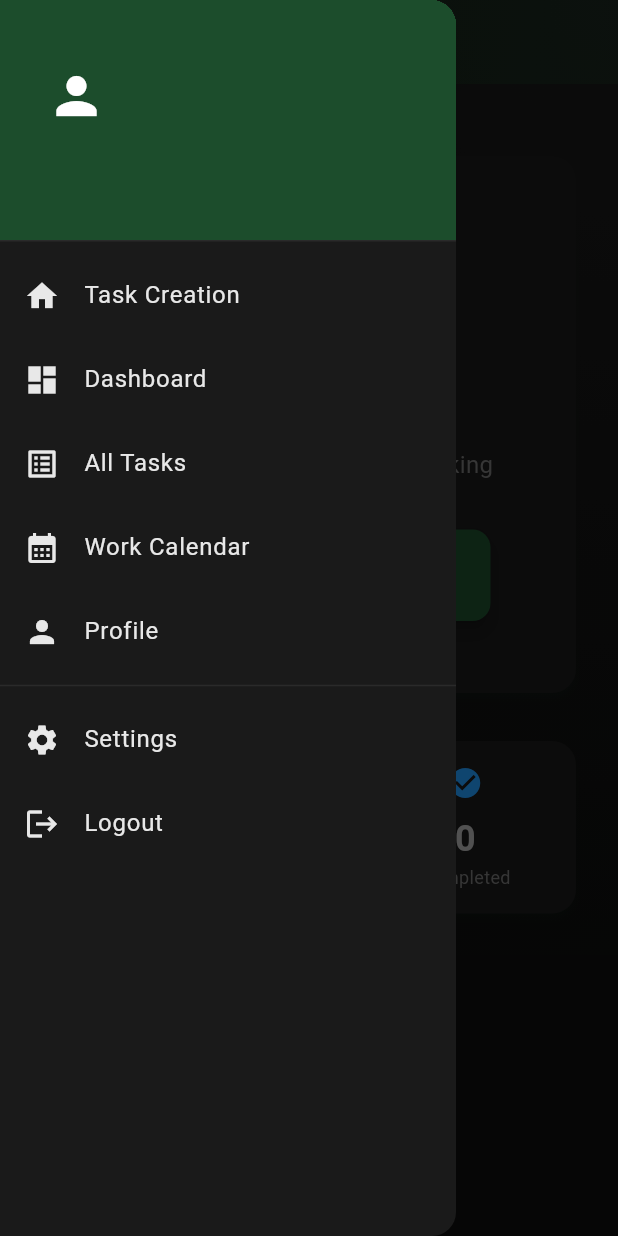
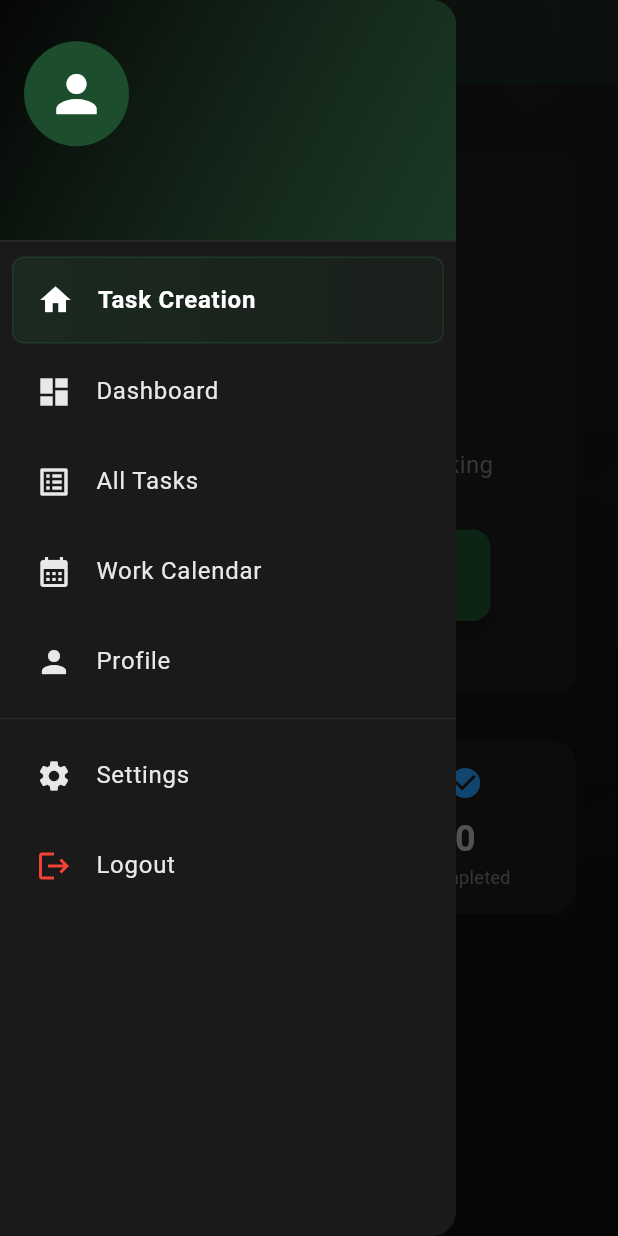
Before and after one commit to asifmehsood/Employee-Productivity-Tracker-Desktop-App, a Flutter app: the HomeScreen screen opened directly, with the side drawer open, on a phone screen of 412 x 824 dp. Run offline on Flutter 3.47's test engine with Material 3 defaults, Android fonts, the phone set to English and light mode, and no system bars; our stand-ins replace shared_preferences, sqflite_common_ffi; missing offline and left inert: screen_capturer, tray_manager, window_manager; accounts and stored records are empty.

Commit message:
Enhanced the UI of the side menu and made it attractive

```diff
--- a/lib/screens/calendar_screen.dart
+++ b/lib/screens/calendar_screen.dart
@@ -6,16 +6,22 @@ import 'package:flutter/material.dart';
 import 'package:provider/provider.dart';
 import '../providers/task_provider.dart';
 import 'package:intl/intl.dart';
+import 'common/app_drawer.dart';
 
-class CalendarScreen extends Scaffold {
-  CalendarScreen({super.key})
-      : super(
+class CalendarScreen extends StatelessWidget {
+  const CalendarScreen({super.key});
+
+  @override
+  Widget build(BuildContext context) {
+    return Scaffold(
+      drawer: const AppDrawer(currentPage: DrawerPage.workCalendar),
       appBar: AppBar(
         title: const Text('Work Calendar'),
         elevation: 2,
       ),
       body: const CalendarView(),
     );
+  }
 }
 
 class CalendarView extends StatefulWidget {
--- /dev/null
+++ b/lib/screens/common/app_drawer.dart
@@ -0,0 +1,257 @@
+/// App Drawer
+/// Reusable navigation drawer with current page highlighting
+library;
+
+import 'package:flutter/material.dart';
+import 'package:provider/provider.dart';
+import '../../providers/auth_provider.dart';
+import '../dashboard_screen.dart';
+import '../task_list_screen.dart';
+import '../calendar_screen.dart';
+import '../profile_screen.dart';
+import '../settings_screen.dart';
+import '../sign_in_screen.dart';
+
+enum DrawerPage {
+  taskCreation,
+  dashboard,
+  allTasks,
+  workCalendar,
+  profile,
+  settings,
+}
+
+class AppDrawer extends StatelessWidget {
+  final DrawerPage currentPage;
+
+  const AppDrawer({super.key, required this.currentPage});
+
+  @override
+  Widget build(BuildContext context) {
+    final greenColor = const Color(0xFF1c4d2c);
+
+    return Drawer(
+      child: Consumer<AuthProvider>(
+        builder: (context, authProvider, _) {
+          return ListView(
+            padding: EdgeInsets.zero,
+            children: [
+              DrawerHeader(
+                decoration: BoxDecoration(
+                  gradient: LinearGradient(
+                    colors: [
+                      Colors.black.withOpacity(0.8),
+                      greenColor.withOpacity(0.6),
+                    ],
+                    begin: Alignment.topLeft,
+                    end: Alignment.bottomRight,
+                  ),
+                ),
+                child: Column(
+                  crossAxisAlignment: CrossAxisAlignment.start,
+                  mainAxisAlignment: MainAxisAlignment.center,
+                  children: [
+                    CircleAvatar(
+                      radius: 35,
+                      backgroundColor: greenColor,
+                      child: const Icon(
+                        Icons.person,
+                        size: 40,
+                        color: Colors.white,
+                      ),
+                    ),
+                    const SizedBox(height: 12),
+                    Text(
+                      authProvider.employeeName,
+                      style: const TextStyle(
+                        fontSize: 20,
+                        fontWeight: FontWeight.bold,
+                        color: Colors.white,
+                      ),
+                    ),
+                  ],
+                ),
+              ),
+              _buildDrawerItem(
+                context: context,
+                icon: Icons.home,
+                title: 'Task Creation',
+                isSelected: currentPage == DrawerPage.taskCreation,
+                onTap: () {
+                  Navigator.pop(context);
+                  if (currentPage != DrawerPage.taskCreation) {
+                    Navigator.popUntil(context, (route) => route.isFirst);
+                  }
+                },
+                greenColor: greenColor,
+              ),
+              _buildDrawerItem(
+                context: context,
+                icon: Icons.dashboard,
+                title: 'Dashboard',
+                isSelected: currentPage == DrawerPage.dashboard,
+                onTap: () {
+                  Navigator.pop(context);
+                  if (currentPage != DrawerPage.dashboard) {
+                    Navigator.push(
+                      context,
+                      MaterialPageRoute(builder: (_) => const DashboardScreen()),
+                    );
+                  }
+                },
+                greenColor: greenColor,
+              ),
+              _buildDrawerItem(
+                context: context,
+                icon: Icons.list_alt,
+                title: 'All Tasks',
+                isSelected: currentPage == DrawerPage.allTasks,
+                onTap: () {
+                  Navigator.pop(context);
+                  if (currentPage != DrawerPage.allTasks) {
+                    Navigator.push(
+                      context,
+                      MaterialPageRoute(builder: (_) => const TaskListScreen()),
+                    );
+                  }
+                },
+                greenColor: greenColor,
+              ),
+              _buildDrawerItem(
+                context: context,
+                icon: Icons.calendar_month,
+                title: 'Work Calendar',
+                isSelected: currentPage == DrawerPage.workCalendar,
+                onTap: () {
+                  Navigator.pop(context);
+                  if (currentPage != DrawerPage.workCalendar) {
+                    Navigator.push(
+                      context,
+                      MaterialPageRoute(builder: (_) => const CalendarScreen()),
+                    );
+                  }
+                },
+                greenColor: greenColor,
+              ),
+              _buildDrawerItem(
+                context: context,
+                icon: Icons.person,
+                title: 'Profile',
+                isSelected: currentPage == DrawerPage.profile,
+                onTap: () {
+                  Navigator.pop(context);
+                  if (currentPage != DrawerPage.profile) {
+                    Navigator.push(
+                      context,
+                      MaterialPageRoute(builder: (_) => const ProfileScreen()),
+                    );
+                  }
+                },
+                greenColor: greenColor,
+              ),
+              const Divider(),
+              _buildDrawerItem(
+                context: context,
+                icon: Icons.settings,
+                title: 'Settings',
+                isSelected: currentPage == DrawerPage.settings,
+                onTap: () {
+                  Navigator.pop(context);
+                  if (currentPage != DrawerPage.settings) {
+                    Navigator.push(
+                      context,
+                      MaterialPageRoute(builder: (_) => const SettingsScreen()),
+                    );
+                  }
+                },
+                greenColor: greenColor,
+              ),
+              Container(
+                margin: const EdgeInsets.symmetric(horizontal: 8, vertical: 2),
+                child: ListTile(
+                  leading: const Icon(Icons.logout, color: Colors.red),
+                  title: const Text('Logout'),
+                  onTap: () async {
+                  final confirmed = await showDialog<bool>(
+                    context: context,
+                    builder: (context) => AlertDialog(
+                      title: const Text('Logout'),
+                      content: const Text('Are you sure you want to logout?'),
+                      actions: [
+                        TextButton(
+                          onPressed: () => Navigator.pop(context, false),
+                          child: const Text('Cancel'),
+                        ),
+                        TextButton(
+                          onPressed: () => Navigator.pop(context, true),
+                          style: TextButton.styleFrom(foregroundColor: Colors.red),
+                          child: const Text('Logout'),
+                        ),
+                      ],
+                    ),
+                  );
+
+                  if (confirmed == true && context.mounted) {
+                    await context.read<AuthProvider>().logout();
+                    if (context.mounted) {
+                      Navigator.pushAndRemoveUntil(
+                        context,
+                        MaterialPageRoute(builder: (_) => const SignInScreen()),
+                        (route) => false,
+                      );
+                    }
+                  }
+                },
+                ),
+              ),
+            ],
+          );
+        },
+      ),
+    );
+  }
+
+  Widget _buildDrawerItem({
+    required BuildContext context,
+    required IconData icon,
+    required String title,
+    required bool isSelected,
+    required VoidCallback onTap,
+    required Color greenColor,
+  }) {
+    return Container(
+      margin: const EdgeInsets.symmetric(horizontal: 8, vertical: 2),
+      decoration: BoxDecoration(
+        gradient: isSelected
+            ? LinearGradient(
+                colors: [
+                  greenColor.withOpacity(0.3),
+                  greenColor.withOpacity(0.1),
+                ],
+                begin: Alignment.centerLeft,
+                end: Alignment.centerRight,
+              )
+            : null,
+        borderRadius: BorderRadius.circular(8),
+        border: isSelected
+            ? Border.all(color: greenColor.withOpacity(0.5), width: 1)
+            : null,
+      ),
+      child: ListTile(
+        leading: Icon(
+          icon,
+          color: isSelected ? Colors.white : null,
+        ),
+        title: Text(
+          title,
+          style: TextStyle(
+            color: isSelected ? Colors.white : null,
+            fontWeight: isSelected ? FontWeight.bold : FontWeight.normal,
+          ),
+        ),
+        onTap: onTap,
+        selected: isSelected,
+      ),
+    );
+  }
+}
--- a/lib/screens/dashboard_screen.dart
+++ b/lib/screens/dashboard_screen.dart
@@ -7,6 +7,7 @@ import 'package:provider/provider.dart';
 import '../providers/task_provider.dart';
 import '../core/utils/date_time_helper.dart';
 import 'dart:math' as math;
+import 'common/app_drawer.dart';
 
 class DashboardScreen extends StatefulWidget {
   const DashboardScreen({super.key});
@@ -21,6 +22,7 @@ class _DashboardScreenState extends State<DashboardScreen> {
   @override
   Widget build(BuildContext context) {
     return Scaffold(
+      drawer: const AppDrawer(currentPage: DrawerPage.dashboard),
       appBar: AppBar(
         title: const Text('Dashboard', style: TextStyle(fontWeight: FontWeight.w600)),
         flexibleSpace: Container(
--- a/lib/screens/home_screen.dart
+++ b/lib/screens/home_screen.dart
@@ -9,13 +9,8 @@ import '../providers/auth_provider.dart';
 import '../core/utils/date_time_helper.dart';
 import '../core/constants/app_constants.dart';
 import 'task_form_screen.dart';
-import 'task_list_screen.dart';
 import 'task_detail_screen.dart';
-import 'settings_screen.dart';
-import 'calendar_screen.dart';
-import 'profile_screen.dart';
-import 'dashboard_screen.dart';
-import 'sign_in_screen.dart';
+import 'common/app_drawer.dart';
 
 class HomeScreen extends StatefulWidget {
   const HomeScreen({super.key});
@@ -44,7 +39,7 @@ class _HomeScreenState extends State<HomeScreen> {
           ),
         ),
       ),
-      drawer: _buildDrawer(context),
+      drawer: const AppDrawer(currentPage: DrawerPage.taskCreation),
       body: Container(
         decoration: const BoxDecoration(
           gradient: RadialGradient(
@@ -89,141 +84,6 @@ class _HomeScreenState extends State<HomeScreen> {
         },
           ),
         ),
-      ),
-    );
-  }
-
-  Widget _buildDrawer(BuildContext context) {
-    return Drawer(
-      child: Consumer<AuthProvider>(
-        builder: (context, authProvider, _) {
-          return ListView(
-            padding: EdgeInsets.zero,
-            children: [
-              DrawerHeader(
-                decoration: BoxDecoration(
-                  color: Theme.of(context).colorScheme.primaryContainer,
-                ),
-                child: Column(
-                  crossAxisAlignment: CrossAxisAlignment.start,
-                  mainAxisAlignment: MainAxisAlignment.center,
-                  children: [
-                    CircleAvatar(
-                      radius: 35,
-                      backgroundColor: Theme.of(context).colorScheme.primary,
-                      child: Icon(
-                        Icons.person,
-                        size: 40,
-                        color: Theme.of(context).colorScheme.onPrimary,
-                      ),
-                    ),
-                    const SizedBox(height: 12),
-                    Text(
-                      authProvider.employeeName,
-                      style: Theme.of(context).textTheme.titleLarge,
-                    ),
-                  ],
-                ),
-              ),
-              ListTile(
-                leading: const Icon(Icons.home),
-                title: const Text('Task Creation'),
-                onTap: () => Navigator.pop(context),
-              ),
-              ListTile(
-                leading: const Icon(Icons.dashboard),
-                title: const Text('Dashboard'),
-                onTap: () {
-                  Navigator.pop(context);
-                  Navigator.push(
-                    context,
-                    MaterialPageRoute(builder: (_) => const DashboardScreen()),
-                  );
-                },
-              ),
-              ListTile(
-                leading: const Icon(Icons.list_alt),
-                title: const Text('All Tasks'),
-                onTap: () {
-                  Navigator.pop(context);
-                  Navigator.push(
-                    context,
-                    MaterialPageRoute(builder: (_) => const TaskListScreen()),
-                  );
-                },
-              ),
-              ListTile(
-                leading: const Icon(Icons.calendar_month),
-                title: const Text('Work Calendar'),
-                onTap: () {
-                  Navigator.pop(context);
-                  Navigator.push(
-                    context,
-                    MaterialPageRoute(builder: (_) => CalendarScreen()),
-                  );
-                },
-              ),
-              ListTile(
-                leading: const Icon(Icons.person),
-                title: const Text('Profile'),
-                onTap: () {
-                  Navigator.pop(context);
-                  Navigator.push(
-                    context,
-                    MaterialPageRoute(builder: (_) => const ProfileScreen()),
-                  );
-                },
-              ),
-              const Divider(),
-              ListTile(
-                leading: const Icon(Icons.settings),
-                title: const Text('Settings'),
-                onTap: () {
-                  Navigator.pop(context);
-                  Navigator.push(
-                    context,
-                    MaterialPageRoute(builder: (_) => const SettingsScreen()),
-                  );
-                },
-              ),
-              ListTile(
-                leading: const Icon(Icons.logout),
-                title: const Text('Logout'),
-                onTap: () async {
-                  final confirmed = await showDialog<bool>(
-                    context: context,
-                    builder: (context) => AlertDialog(
-                      title: const Text('Logout'),
-                      content: const Text('Are you sure you want to logout?'),
-                      actions: [
-                        TextButton(
-                          onPressed: () => Navigator.pop(context, false),
-                          child: const Text('Cancel'),
-                        ),
-                        TextButton(
-                          onPressed: () => Navigator.pop(context, true),
-                          style: TextButton.styleFrom(foregroundColor: Colors.red),
-                          child: const Text('Logout'),
-                        ),
-                      ],
-                    ),
-                  );
-
-                  if (confirmed == true && context.mounted) {
-                    await context.read<AuthProvider>().logout();
-                    if (context.mounted) {
-                      Navigator.pushAndRemoveUntil(
-                        context,
-                        MaterialPageRoute(builder: (_) => const SignInScreen()),
-                        (route) => false,
-                      );
-                    }
-                  }
-                },
-              ),
-            ],
-          );
-        },
       ),
     );
   }
--- a/lib/screens/profile_screen.dart
+++ b/lib/screens/profile_screen.dart
@@ -5,6 +5,7 @@ library;
 import 'package:flutter/material.dart';
 import 'package:provider/provider.dart';
 import '../providers/auth_provider.dart';
+import 'common/app_drawer.dart';
 
 class ProfileScreen extends StatelessWidget {
   const ProfileScreen({super.key});
@@ -12,6 +13,7 @@ class ProfileScreen extends StatelessWidget {
   @override
   Widget build(BuildContext context) {
     return Scaffold(
+      drawer: const AppDrawer(currentPage: DrawerPage.profile),
       appBar: AppBar(
         title: const Text('Profile'),
         elevation: 2,
--- a/lib/screens/settings_screen.dart
+++ b/lib/screens/settings_screen.dart
@@ -1,9 +1,11 @@
 /// Settings Screen
 /// Configure Azure, Odoo, and app settings
+library;
 
 import 'package:flutter/material.dart';
 import 'package:shared_preferences/shared_preferences.dart';
 import '../core/constants/app_constants.dart';
+import 'common/app_drawer.dart';
 
 class SettingsScreen extends StatefulWidget {
   const SettingsScreen({super.key});
@@ -78,11 +80,13 @@ class _SettingsScreenState extends State<SettingsScreen> {
   Widget build(BuildContext context) {
     if (_isLoading) {
       return const Scaffold(
+        drawer: AppDrawer(currentPage: DrawerPage.settings),
         body: Center(child: CircularProgressIndicator()),
       );
     }
 
     return Scaffold(
+      drawer: const AppDrawer(currentPage: DrawerPage.settings),
       appBar: AppBar(
         title: const Text('Settings'),
         actions: [
--- a/lib/screens/task_detail_screen.dart
+++ b/lib/screens/task_detail_screen.dart
@@ -7,7 +7,6 @@ import 'package:provider/provider.dart';
 import '../providers/task_provider.dart';
 import '../models/task_model.dart';
 import '../core/utils/date_time_helper.dart';
-import '../core/constants/app_constants.dart';
 
 class TaskDetailScreen extends StatelessWidget {
   final TaskModel task;
@@ -387,9 +386,6 @@ class TaskDetailScreen extends StatelessWidget {
     TaskModel task,
     TaskProvider taskProvider,
   ) {
-    final now = DateTime.now();
-    final timeUntilStart = task.startTime.difference(now);
-
     return Card(
       elevation: 4,
       color: const Color(0xFF1a1a1a),
--- a/lib/screens/task_list_screen.dart
+++ b/lib/screens/task_list_screen.dart
@@ -8,6 +8,7 @@ import '../providers/task_provider.dart';
 import '../models/task_model.dart';
 import '../core/utils/date_time_helper.dart';
 import 'task_detail_screen.dart';
+import 'common/app_drawer.dart';
 
 class TaskListScreen extends StatefulWidget {
   const TaskListScreen({super.key});
@@ -22,6 +23,7 @@ class _TaskListScreenState extends State<TaskListScreen> {
   @override
   Widget build(BuildContext context) {
     return Scaffold(
+      drawer: const AppDrawer(currentPage: DrawerPage.allTasks),
       appBar: AppBar(
         title: const Text('All Tasks'),
         actions: [
```
Lines whose indentation alone changed are shown as unchanged.
